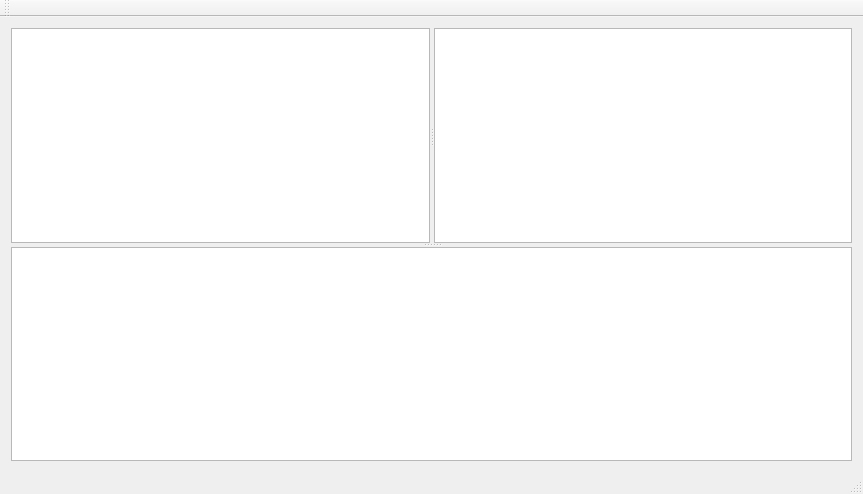
Qt form mainwindow.ui (aaptel/qtwirediff) before a commit.
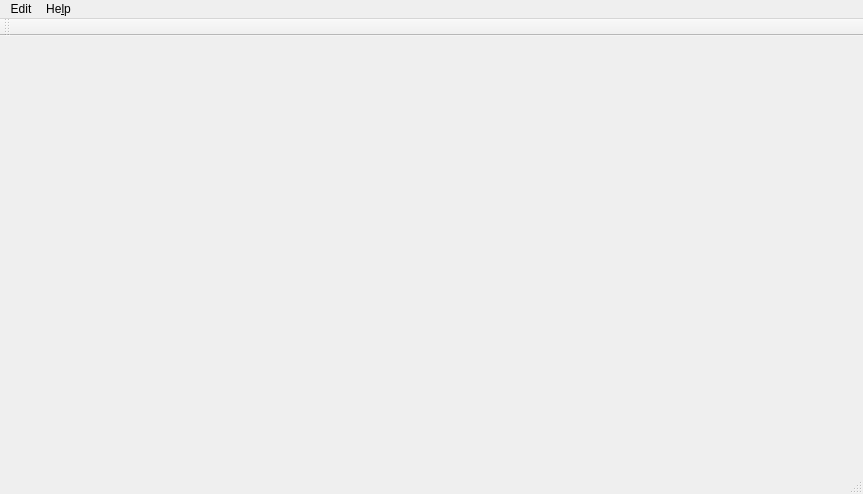
The same form after that commit.

Commit message:
make separate traceview and diffview widgets
set up key navigation
file opening
etc

The edit to the form file:
```diff
--- a/mainwindow.ui
+++ b/mainwindow.ui
@@ -20,14 +20,17 @@
       <property name="orientation">
        <enum>Qt::Vertical</enum>
       </property>
-      <widget class="QSplitter" name="splitter">
+      <widget class="QSplitter" name="traceSplitter">
+       <property name="maximumSize">
+        <size>
+         <width>0</width>
+         <height>0</height>
+        </size>
+       </property>
        <property name="orientation">
         <enum>Qt::Horizontal</enum>
        </property>
-       <widget class="QTableView" name="traceA"/>
-       <widget class="QTableView" name="traceB"/>
       </widget>
-      <widget class="QTreeView" name="diffview"/>
      </widget>
     </item>
    </layout>
@@ -41,6 +44,19 @@
      <height>30</height>
     </rect>
    </property>
+   <widget class="QMenu" name="menuAbout">
+    <property name="title">
+     <string>He&amp;lp</string>
+    </property>
+    <addaction name="actionAbout"/>
+   </widget>
+   <widget class="QMenu" name="menuEdit">
+    <property name="title">
+     <string>Edit</string>
+    </property>
+   </widget>
+   <addaction name="menuEdit"/>
+   <addaction name="menuAbout"/>
   </widget>
   <widget class="QToolBar" name="mainToolBar">
    <attribute name="toolBarArea">
```
Left out of the diff: 7 changed lines with no effect on the pictures. The commit also changes 16 other files.
